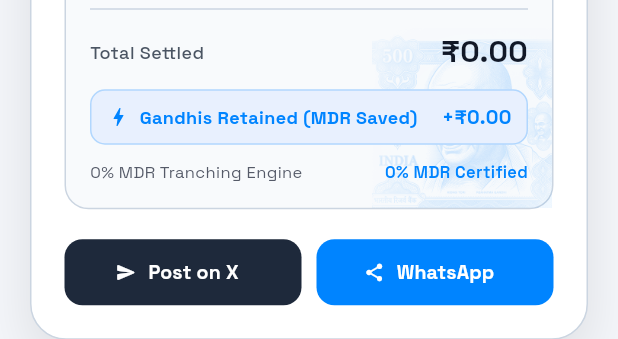
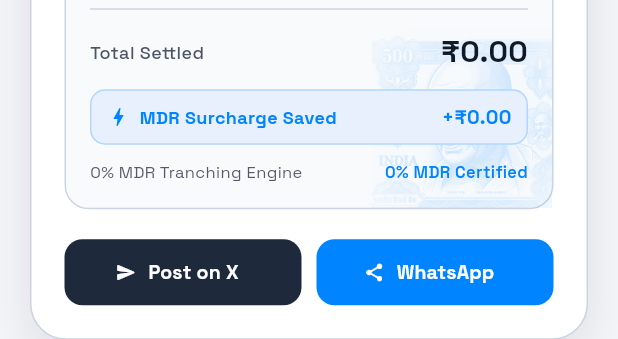
Before and after one commit to TechnoAman/SplitPe, a Flutter app: the CloutShareModal widget shown alone on an empty page, opened directly with empty values, on a phone screen of 412 x 824 dp. Shown: the part 561-900 px from the top of the screen. Run offline on Flutter 3.47's test engine with Material 3 defaults, Android fonts, the phone set to English and light mode, and no system bars; our stand-ins replace confetti, google_fonts, qr_flutter, share_plus; missing offline and left inert: mobile_scanner, neopop.

Commit message:
fix: resolve layout overflow in Zero-MDR receipt modal

```diff
--- a/lib/views/pos_checkout_view.dart
+++ b/lib/views/pos_checkout_view.dart
@@ -894,12 +894,14 @@
                           color: AppColors.chipBg(context),
                           child: Row(
                             children: [
-                               Container(
+                              Container(
                                 width: 30,
                                 height: 30,
                                 decoration: BoxDecoration(
                                   shape: BoxShape.circle,
-                                  color: isDark ? AppColors.blueSurface : const Color(0xFFE8F0FE),
+                                  color: isDark
+                                      ? AppColors.blueSurface
+                                      : const Color(0xFFE8F0FE),
                                   border: Border.all(
                                     color: AppColors.primaryBlue.withAlpha(160),
                                     width: 1.5,
--- a/lib/widgets/clout_share_modal.dart
+++ b/lib/widgets/clout_share_modal.dart
@@ -217,21 +217,29 @@
                             border: Border.all(color: AppColors.primaryBlue.withAlpha(60)),
                           ),
                           child: Row(
-                            mainAxisAlignment: MainAxisAlignment.spaceBetween,
                             children: [
-                              const Row(
-                                children: [
-                                  Icon(Icons.bolt, color: AppColors.primaryBlue, size: 16),
-                                  SizedBox(width: 6),
-                                  Text(
-                                    'Gandhis Retained (MDR Saved)',
-                                    style: TextStyle(fontSize: 12, fontWeight: FontWeight.w700, color: AppColors.primaryBlue),
+                              const Icon(Icons.bolt, color: AppColors.primaryBlue, size: 16),
+                              const SizedBox(width: 6),
+                              const Expanded(
+                                child: Text(
+                                  'MDR Surcharge Saved',
+                                  style: TextStyle(
+                                    fontSize: 12,
+                                    fontWeight: FontWeight.w700,
+                                    color: AppColors.primaryBlue,
                                   ),
-                                ],
+                                  maxLines: 1,
+                                  overflow: TextOverflow.ellipsis,
+                                ),
                               ),
+                              const SizedBox(width: 8),
                               Text(
                                 '+₹${order.mdrSavings.toStringAsFixed(2)}',
-                                style: const TextStyle(fontSize: 13, fontWeight: FontWeight.w800, color: AppColors.primaryBlue),
+                                style: const TextStyle(
+                                  fontSize: 13,
+                                  fontWeight: FontWeight.w800,
+                                  color: AppColors.primaryBlue,
+                                ),
                               ),
                             ],
                           ),
@@ -240,12 +248,16 @@
                         const SizedBox(height: 10),
 
                         Row(
-                          mainAxisAlignment: MainAxisAlignment.spaceBetween,
                           children: [
-                            const Text(
-                              '0% MDR Tranching Engine',
-                              style: TextStyle(fontSize: 11, color: AppColors.textMuted),
+                            const Expanded(
+                              child: Text(
+                                '0% MDR Tranching Engine',
+                                style: TextStyle(fontSize: 11, color: AppColors.textMuted),
+                                maxLines: 1,
+                                overflow: TextOverflow.ellipsis,
+                              ),
                             ),
+                            const SizedBox(width: 6),
                             const Text(
                               '0% MDR Certified',
                               style: TextStyle(fontSize: 11, fontWeight: FontWeight.w600, color: AppColors.primaryBlue),
```
